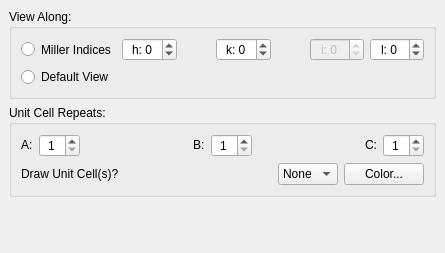
Before: the Qt Designer form libavogadro/src/extensions/crystallography/ui/ceviewoptionswidget.ui in cryos/avogadro, drawn with Qt 5.
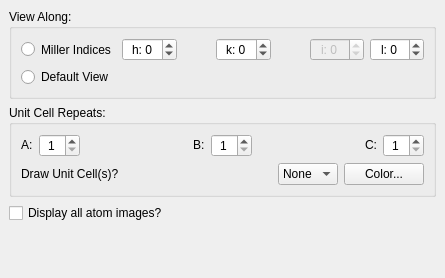
After: the same form once the commit is applied.

Commit message: Added ability to show all atom images in a crystal

```diff
--- a/libavogadro/src/extensions/crystallography/ui/ceviewoptionswidget.ui
+++ b/libavogadro/src/extensions/crystallography/ui/ceviewoptionswidget.ui
@@ -7,7 +7,7 @@
     <x>0</x>
     <y>0</y>
     <width>445</width>
-    <height>253</height>
+    <height>278</height>
    </rect>
   </property>
   <property name="sizePolicy">
@@ -442,7 +442,7 @@
       </item>
      </layout>
     </item>
-    <item row="1" column="0">
+    <item row="2" column="0">
      <spacer name="verticalSpacer">
       <property name="orientation">
        <enum>Qt::Vertical</enum>
@@ -455,6 +455,16 @@
       </property>
      </spacer>
     </item>
+    <item row="1" column="0">
+     <widget class="QCheckBox" name="cb_displayAllAtomImages">
+      <property name="toolTip">
+       <string>&lt;html&gt;&lt;head/&gt;&lt;body&gt;&lt;p&gt;If an atom is on a face, edge, or vertex, its image will also be shown on the other corresponding faces, edges, or vertices.&lt;/p&gt;&lt;p&gt;For example, if an atom is on one AB face, and this box is checked, the atom's image will be displayed on the opposite AB face as well.&lt;/p&gt;&lt;p&gt;The atom must be very close to the edge, face, or vertex in order for this to take effect.&lt;/p&gt;&lt;/body&gt;&lt;/html&gt;</string>
+      </property>
+      <property name="text">
+       <string>Display all atom images?</string>
+      </property>
+     </widget>
+    </item>
    </layout>
   </widget>
  </widget>
```
The commit also changes 7 other files.
